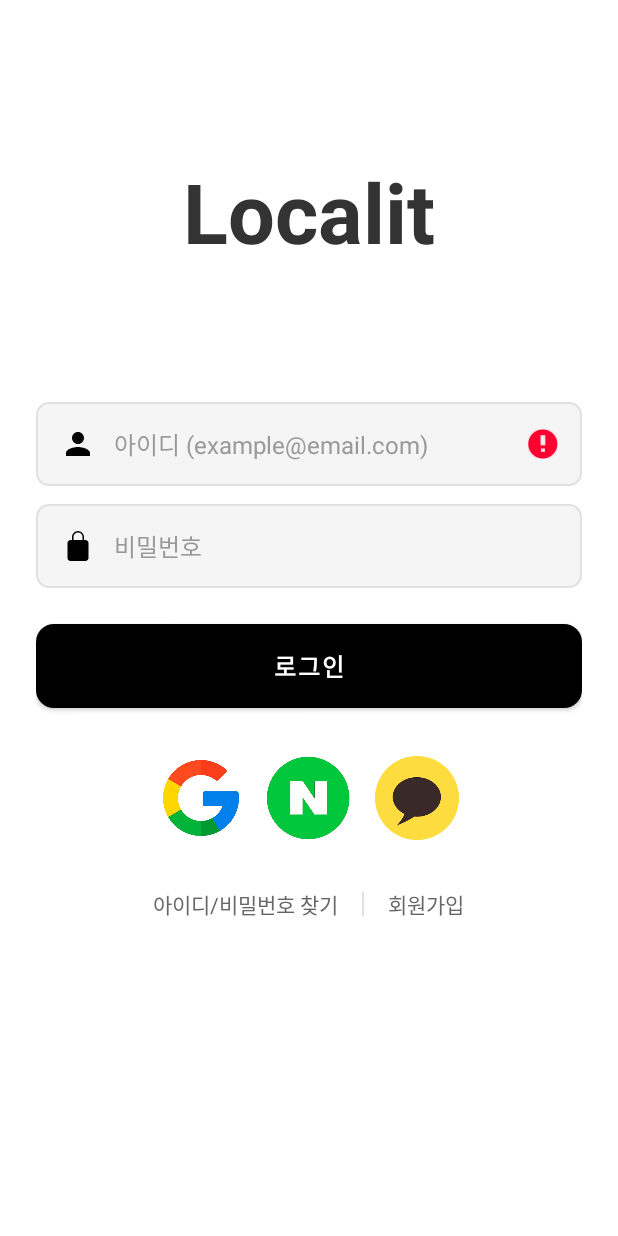
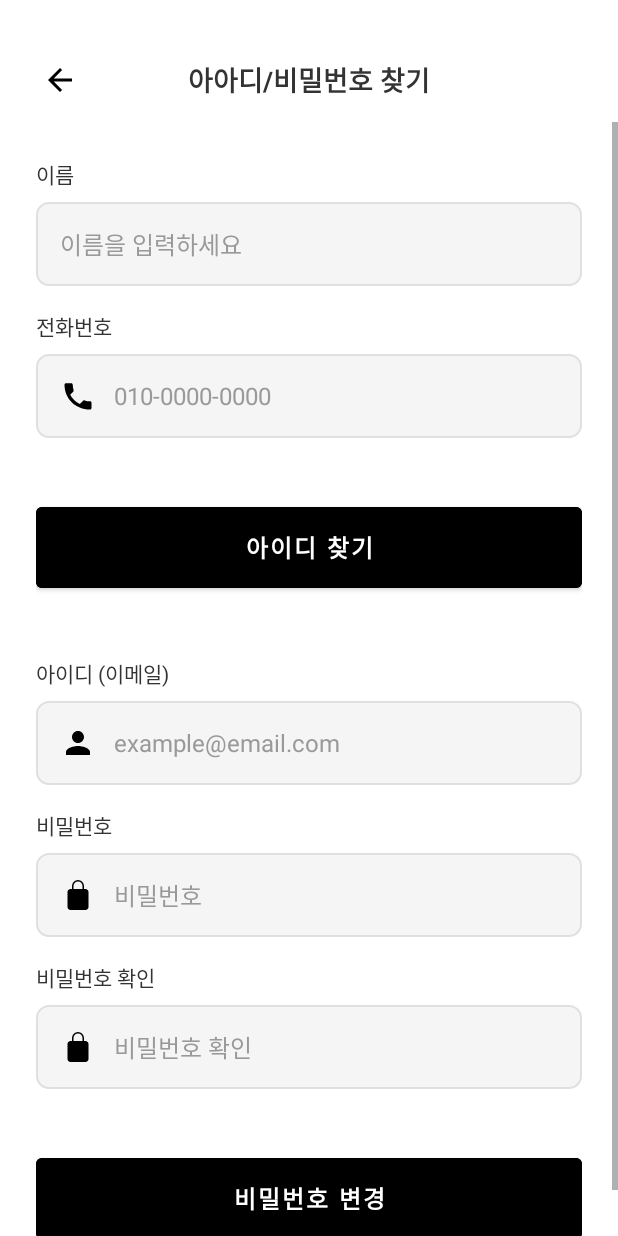
Before and after one commit to Localit-project/Localit-FrontBack, an Android app: the screen it shows after launch (LoginActivity before the commit, FindIdActivity after it), after a tap on "아이디/비밀번호 찾기", on a phone screen of 412 x 824 dp. Run offline under Robolectric (Android 15) with nearby library versions, the phone set to English and light mode, and no system bars; our stand-ins replace Firebase (no records; nobody signed in at launch, a user with empty details on screens opened directly); 1 other tap on this screen came first.

Commit message:
아이디/비밀번호 찾기 화면 구현

```diff
--- a/app/src/main/AndroidManifest.xml
+++ b/app/src/main/AndroidManifest.xml
@@ -41,6 +41,12 @@
             android:exported="true"
             android:label="@string/app_name" />
 
+        <!-- 아이디/비밀번호 찾기 버튼 누르면 이동 -->
+        <activity
+            android:name=".FindIdActivity"
+            android:exported="true"
+            android:label="@string/app_name" />
+
 
     </application>
 
--- a/app/src/main/java/com/inhatc/localit/FindAccountActivity.java
+++ b/app/src/main/java/com/inhatc/localit/FindIdActivity.java
@@ -3,10 +3,10 @@ package com.inhatc.localit;
 import android.os.Bundle;
 import androidx.appcompat.app.AppCompatActivity;
 
-public class FindAccountActivity extends AppCompatActivity {
+public class FindIdActivity extends AppCompatActivity {
     @Override
     protected void onCreate(Bundle savedInstanceState) {
         super.onCreate(savedInstanceState);
-        setContentView(R.layout.activity_find_account);
+        setContentView(R.layout.activity_find_id);
     }
 }
--- a/app/src/main/java/com/inhatc/localit/LoginActivity.java
+++ b/app/src/main/java/com/inhatc/localit/LoginActivity.java
@@ -49,7 +49,7 @@ public class LoginActivity extends AppCompatActivity {
         btnLogin.setOnClickListener(v -> performLogin());
 
         tvForgotPassword.setOnClickListener(v -> {
-            Intent intent = new Intent(LoginActivity.this, FindAccountActivity.class);
+            Intent intent = new Intent(LoginActivity.this, FindIdActivity.class);
             startActivity(intent);
         });
 
--- a/app/src/main/res/layout/activity_find_account.xml
+++ /dev/null
@@ -1,6 +0,0 @@
-<?xml version="1.0" encoding="utf-8"?>
-<androidx.constraintlayout.widget.ConstraintLayout xmlns:android="http://schemas.android.com/apk/res/android"
-    android:layout_width="match_parent"
-    android:layout_height="match_parent">
-
-</androidx.constraintlayout.widget.ConstraintLayout>
--- /dev/null
+++ b/app/src/main/res/layout/activity_find_id.xml
@@ -0,0 +1,196 @@
+<?xml version="1.0" encoding="utf-8"?>
+<LinearLayout xmlns:android="http://schemas.android.com/apk/res/android"
+    android:layout_width="match_parent"
+    android:layout_height="match_parent"
+    android:orientation="vertical"
+    android:background="@color/white">
+
+    <!-- 상단 헤더 -->
+
+    <RelativeLayout
+        android:layout_width="match_parent"
+        android:layout_marginTop="25dp"
+        android:layout_height="56dp"
+        android:background="@color/white"
+        android:paddingHorizontal="16dp">
+
+        <ImageButton
+            android:id="@+id/btn_back"
+            android:layout_width="48dp"
+            android:layout_height="48dp"
+            android:layout_centerVertical="true"
+            android:background="?android:attr/selectableItemBackgroundBorderless"
+            android:src="@drawable/ic_arrow_back" />
+
+        <TextView
+            android:layout_width="wrap_content"
+            android:layout_height="wrap_content"
+            android:layout_centerInParent="true"
+            android:text="아아디/비밀번호 찾기"
+            android:textColor="@color/text_primary"
+            android:textSize="18sp"
+            android:textStyle="bold" />
+    </RelativeLayout>
+
+    <ScrollView
+        android:layout_width="match_parent"
+        android:layout_height="0dp"
+        android:layout_weight="1">
+
+        <LinearLayout
+            android:layout_width="match_parent"
+            android:layout_height="wrap_content"
+            android:orientation="vertical"
+            android:padding="24dp">
+
+            <!-- 이름 입력 -->
+            <TextView
+                android:layout_width="wrap_content"
+                android:layout_height="wrap_content"
+                android:layout_marginBottom="8dp"
+                android:text="이름"
+                android:textColor="@color/text_primary"
+                android:textSize="14sp" />
+
+            <EditText
+                android:id="@+id/et_name"
+                android:layout_width="match_parent"
+                android:layout_height="56dp"
+                android:layout_marginBottom="16dp"
+                android:background="@drawable/edit_text_background"
+                android:hint="이름을 입력하세요"
+                android:paddingHorizontal="16dp"
+                android:paddingVertical="16dp"
+                android:textColor="@color/text_primary"
+                android:textColorHint="@color/text_hint"
+                android:textSize="16sp" />
+
+            <!-- 전화번호 입력 -->
+            <TextView
+                android:layout_width="wrap_content"
+                android:layout_height="wrap_content"
+                android:layout_marginBottom="8dp"
+                android:text="전화번호"
+                android:textColor="@color/text_primary"
+                android:textSize="14sp" />
+
+            <EditText
+                android:id="@+id/et_phone"
+                android:layout_width="match_parent"
+                android:layout_height="56dp"
+                android:layout_marginBottom="20dp"
+                android:background="@drawable/edit_text_background"
+                android:drawableStart="@drawable/ic_phone"
+                android:drawablePadding="12dp"
+                android:hint="010-0000-0000"
+                android:inputType="phone"
+                android:paddingHorizontal="16dp"
+                android:paddingVertical="16dp"
+                android:textColor="@color/text_primary"
+                android:textColorHint="@color/text_hint"
+                android:textSize="16sp" />
+
+            <!-- 아이디 찾기 버튼-->
+            <Button
+                android:id="@+id/btn_findId"
+                android:layout_width="match_parent"
+                android:layout_height="66dp"
+                android:layout_marginBottom="40dp"
+                android:backgroundTint="@color/black"
+                android:text="아이디 찾기"
+                android:textColor="@color/white"
+                android:textSize="16sp"
+                android:layout_marginTop="20dp"
+                android:textStyle="bold" />
+
+            <!-- 아이디(이메일) 입력 -->
+            <TextView
+                android:layout_width="wrap_content"
+                android:layout_height="wrap_content"
+                android:layout_marginBottom="8dp"
+                android:text="아이디 (이메일)"
+                android:textColor="@color/text_primary"
+                android:textSize="14sp" />
+
+            <EditText
+                android:id="@+id/et_id"
+                android:layout_width="match_parent"
+                android:layout_height="56dp"
+                android:layout_marginBottom="16dp"
+                android:background="@drawable/edit_text_background"
+                android:drawableStart="@drawable/ic_person"
+                android:drawablePadding="12dp"
+                android:hint="example@email.com"
+                android:inputType="textEmailAddress"
+                android:paddingHorizontal="16dp"
+                android:paddingVertical="16dp"
+                android:textColor="@color/text_primary"
+                android:textColorHint="@color/text_hint"
+                android:textSize="16sp" />
+
+
+            <!-- 비밀번호 입력 -->
+            <TextView
+                android:layout_width="wrap_content"
+                android:layout_height="wrap_content"
+                android:text="비밀번호"
+                android:textColor="@color/text_primary"
+                android:textSize="14sp"
+                android:layout_marginBottom="8dp" />
+
+            <EditText
+                android:id="@+id/et_password"
+                android:hint="비밀번호"
+                android:layout_width="match_parent"
+                android:layout_height="wrap_content"
+                android:layout_marginBottom="16dp"
+                android:background="@drawable/edit_text_background"
+                android:drawableStart="@drawable/ic_lock"
+                android:drawablePadding="12dp"
+                android:inputType="textPassword"
+                android:paddingHorizontal="16dp"
+                android:paddingVertical="16dp"
+                android:textColorHint="@color/text_hint"
+                android:textColor="@color/text_primary"
+                android:textSize="16sp" />
+
+            <!-- 비밀번호 확인 -->
+            <TextView
+                android:layout_width="wrap_content"
+                android:layout_height="wrap_content"
+                android:text="비밀번호 확인"
+                android:textColor="@color/text_primary"
+                android:textSize="14sp"
+                android:layout_marginBottom="8dp" />
+
+            <EditText
+                android:id="@+id/et_password_confirm"
+                android:layout_width="match_parent"
+                android:layout_height="56dp"
+                android:hint="비밀번호 확인"
+                android:textColorHint="@color/text_hint"
+                android:background="@drawable/edit_text_background"
+                android:paddingHorizontal="16dp"
+                android:paddingVertical="16dp"
+                android:drawableStart="@drawable/ic_lock"
+                android:drawablePadding="12dp"
+                android:textSize="16sp"
+                android:textColor="@color/text_primary"
+                android:layout_marginBottom="20dp"
+                android:inputType="textPassword" />
+
+            <!--  비밀번호 변경 버튼 -->
+            <Button
+                android:id="@+id/btn_changepw"
+                android:layout_width="match_parent"
+                android:layout_height="66dp"
+                android:layout_marginTop="20dp"
+                android:backgroundTint="@color/black"
+                android:text="비밀번호 변경"
+                android:textColor="@color/white"
+                android:textSize="16sp"
+                android:textStyle="bold" />
+
+        </LinearLayout>
+    </ScrollView>
+</LinearLayout>
```
